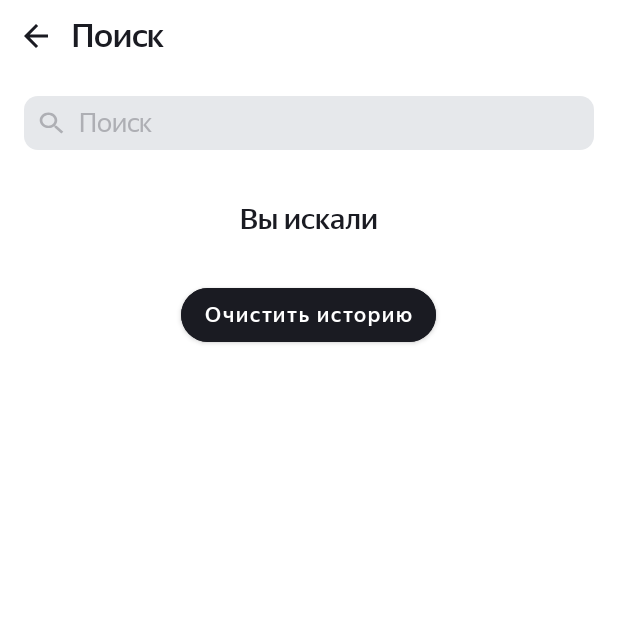
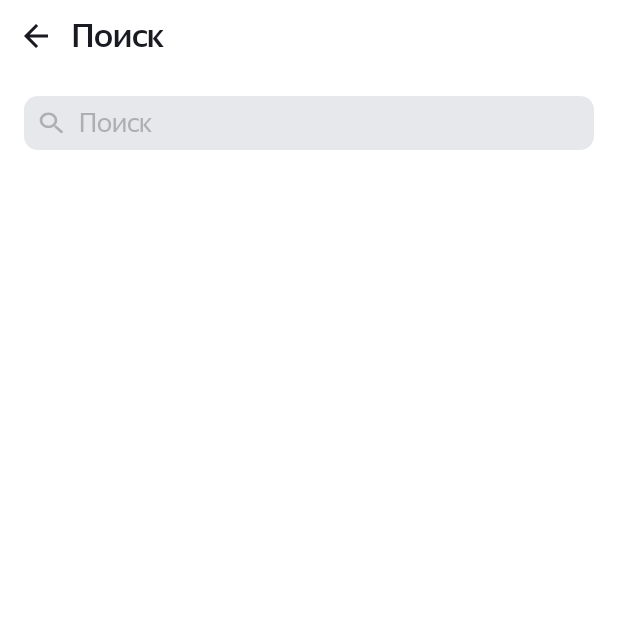
Before and after one commit to VadimVG/PlaylistMaker, an Android app: the SearchActivity screen opened directly, with no data from a screen before it, on a phone screen of 412 x 824 dp, the top half of it. Run offline under Robolectric (Android 15) with nearby library versions, the phone set to English and light mode, and no system bars.

Commit message:
Спринт 12. Домашнее задание. vol.2 при пустой истории видна кнопка Очистись Историю и надпись Вы искали - исправил
кнопка очистить в поле поиска не соответствует макетам - исправил, наверное...

```diff
--- a/app/src/main/java/com/example/playlistmaker/SearchActivity.kt
+++ b/app/src/main/java/com/example/playlistmaker/SearchActivity.kt
@@ -124,10 +124,12 @@ class SearchActivity: AppCompatActivity() {
         }
 
         inputEditText.setOnFocusChangeListener { view, hasFocus -> // отображение истории поиска
-            youSearch.visibility = if (hasFocus && inputEditText.text.isEmpty()) View.VISIBLE else View.GONE
-            clearHistory.visibility = if (hasFocus && inputEditText.text.isEmpty()) View.VISIBLE else View.GONE
+//            youSearch.visibility = if (hasFocus && inputEditText.text.isEmpty()) View.VISIBLE else View.GONE
+//            clearHistory.visibility = if (hasFocus && inputEditText.text.isEmpty()) View.VISIBLE else View.GONE
             if (hasFocus && inputEditText.text.isEmpty()) {
                 searchHistoryTracks = searchHistory.get()
+                youSearch.visibility = if (searchHistoryTracks.size > 0) View.VISIBLE else View.GONE
+                clearHistory.visibility = if (searchHistoryTracks.size > 0) View.VISIBLE else View.GONE
                 searchHistoryTracksAdapter = TrackAdapter(searchHistoryTracks)
                 recyclerView.adapter = searchHistoryTracksAdapter
             }
@@ -140,9 +142,11 @@ class SearchActivity: AppCompatActivity() {
             override fun beforeTextChanged(p0: CharSequence?, p1: Int, p2: Int, p3: Int) {}
 
             override fun onTextChanged(p0: CharSequence?, p1: Int, p2: Int, p3: Int) { // отображение истории поиска
-                youSearch.visibility = if (inputEditText.hasFocus() && p0?.isEmpty() == true) View.VISIBLE else View.GONE
-                clearHistory.visibility = if (inputEditText.hasFocus() && p0?.isEmpty() == true) View.VISIBLE else View.GONE
+//                youSearch.visibility = if (inputEditText.hasFocus() && p0?.isEmpty() == true) View.VISIBLE else View.GONE
+//                clearHistory.visibility = if (inputEditText.hasFocus() && p0?.isEmpty() == true) View.VISIBLE else View.GONE
                 if (inputEditText.hasFocus() && p0?.isEmpty() == true) {
+                    youSearch.visibility = if (searchHistoryTracks.size > 0) View.VISIBLE else View.GONE
+                    clearHistory.visibility = if (searchHistoryTracks.size > 0) View.VISIBLE else View.GONE
                     recyclerView.adapter = searchHistoryTracksAdapter
                 }
                 else {
@@ -162,6 +166,8 @@ class SearchActivity: AppCompatActivity() {
             searchHistoryTracks.clear()
             searchHistory.clear()
             searchHistoryTracksAdapter.notifyDataSetChanged()
+            youSearch.visibility = if (searchHistoryTracks.size > 0) View.VISIBLE else View.GONE
+            clearHistory.visibility = if (searchHistoryTracks.size > 0) View.VISIBLE else View.GONE
         }
         refreshBt.setOnClickListener { search(clientRequest) } // отправка повторного запроса, если что-то пошло не так
 
--- a/app/src/main/res/layout/activity_search.xml
+++ b/app/src/main/res/layout/activity_search.xml
@@ -103,6 +103,7 @@
         android:layout_width="wrap_content"
         android:layout_height="wrap_content"
         style="@style/ClearHistoryButton"
+        app:layout_constraintTop_toBottomOf="@+id/recycler_view"
         android:visibility="gone"/>
 
 </LinearLayout>
--- a/app/src/main/res/values-night/styles.xml
+++ b/app/src/main/res/values-night/styles.xml
@@ -135,9 +135,11 @@
     </style>
 
     <style name="ClearHistoryButton">
-        <item name="android:layout_gravity">center</item>
-        <item name="android:paddingTop">4dp</item>
-        <item name="android:paddingBottom">4dp</item>
+        <item name="android:layout_gravity">center_horizontal</item>
+        <item name="android:padding">12dp</item>
+        <item name="android:layout_marginTop">24dp</item>
+        <item name="android:paddingStart">16dp</item>
+        <item name="android:paddingEnd">16dp</item>
         <item name="android:textColor">@color/dark</item>
         <item name="android:fontFamily">@font/ys_display_medium</item>
         <item name="android:textSize">14sp</item>
--- a/app/src/main/res/values/styles.xml
+++ b/app/src/main/res/values/styles.xml
@@ -133,9 +133,11 @@
     </style>
 
     <style name="ClearHistoryButton">
-        <item name="android:layout_gravity">center</item>
-        <item name="android:paddingTop">4dp</item>
-        <item name="android:paddingBottom">4dp</item>
+        <item name="android:layout_gravity">center_horizontal</item>
+        <item name="android:padding">12dp</item>
+        <item name="android:layout_marginTop">24dp</item>
+        <item name="android:paddingStart">16dp</item>
+        <item name="android:paddingEnd">16dp</item>
         <item name="android:textColor">@color/white</item>
         <item name="android:fontFamily">@font/ys_display_medium</item>
         <item name="android:textSize">14sp</item>
```
